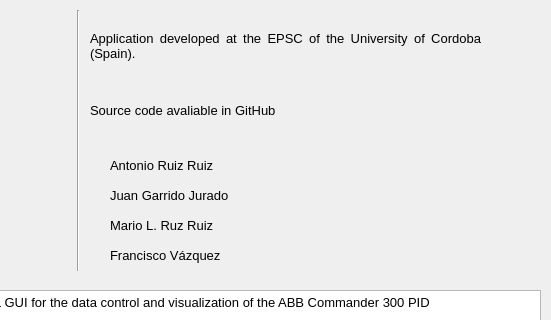
This is src/dialog_about.ui in AntonioRuizR/UCO-SC-Commander-300 as Qt 5 draws it before an edit; both pictures show x 180 to 731 and y 0 to 320 of the 731 by 700 pixel window. The edited form follows.
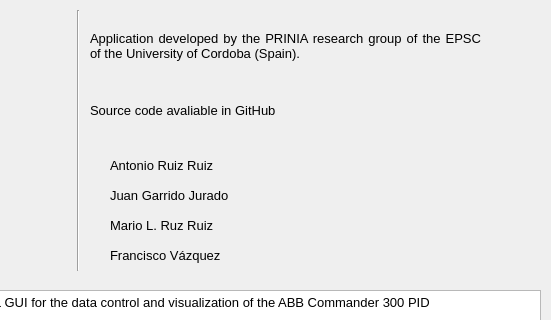
This is the edited form.

What changed in the file:
```diff
--- a/src/dialog_about.ui
+++ b/src/dialog_about.ui
@@ -143,7 +143,7 @@
     </font>
    </property>
    <property name="text">
-    <string>Application developed at the EPSC of the University of Cordoba (Spain).</string>
+    <string>Application developed by the PRINIA research group of the EPSC of the University of Cordoba (Spain).</string>
    </property>
    <property name="scaledContents">
     <bool>false</bool>
```
